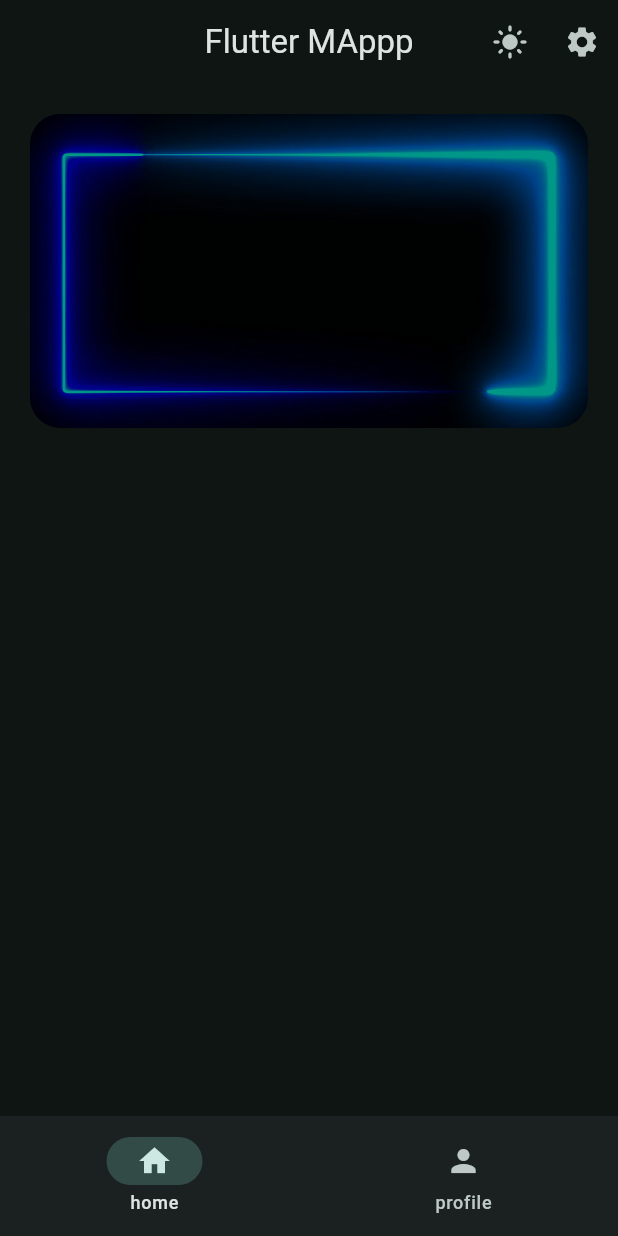
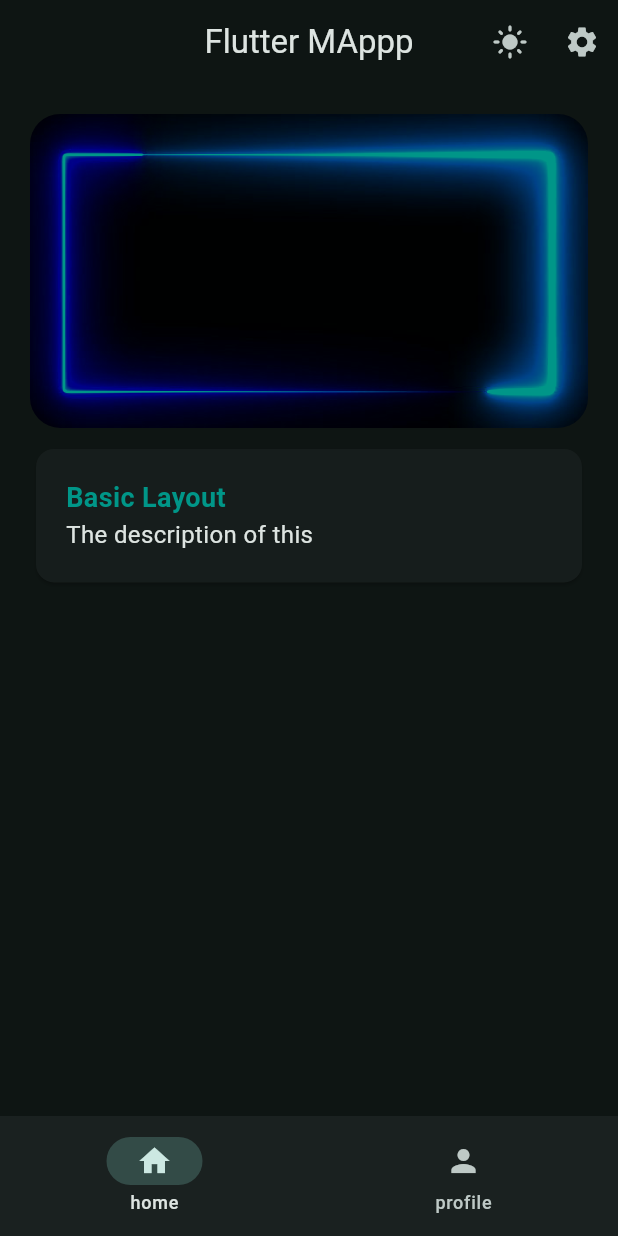
Before and after one commit to attreyabhatt/flutter_demo, a Flutter app: the WidgetTree screen opened directly, on a phone screen of 412 x 824 dp. Run offline on Flutter 3.47's test engine with Material 3 defaults, Android fonts, the phone set to English and light mode, and no system bars.

Commit message:
Cards and reusable constants

```diff
--- /dev/null
+++ b/lib/data/constants.dart
@@ -0,0 +1,10 @@
+import 'package:flutter/material.dart';
+
+class KTextStyle {
+  static const TextStyle titleTealText = TextStyle(
+    color: Colors.teal,
+    fontSize: 18.0,
+    fontWeight: FontWeight.bold,
+  );
+  static const TextStyle descriptionText = TextStyle(fontSize: 16.0);
+}
--- a/lib/views/pages/home_page.dart
+++ b/lib/views/pages/home_page.dart
@@ -1,4 +1,5 @@
 import 'package:flutter/material.dart';
+import 'package:flutter_demo/data/constants.dart';
 import 'package:flutter_demo/views/widgets/hero_widget.dart';
 
 class HomePage extends StatelessWidget {
@@ -8,7 +9,30 @@ class HomePage extends StatelessWidget {
   Widget build(BuildContext context) {
     return Padding(
       padding: const EdgeInsets.all(20.0),
-      child: Column(children: [HeroWidget()]),
+      child: Column(
+        children: [
+          HeroWidget(),
+          Container(
+            padding: EdgeInsets.symmetric(vertical: 10.0),
+            width: double.infinity,
+            child: Card(
+              child: Padding(
+                padding: const EdgeInsets.all(20.0),
+                child: Column(
+                  crossAxisAlignment: CrossAxisAlignment.start,
+                  children: [
+                    Text('Basic Layout', style: KTextStyle.titleTealText),
+                    Text(
+                      'The description of this',
+                      style: KTextStyle.descriptionText,
+                    ),
+                  ],
+                ),
+              ),
+            ),
+          ),
+        ],
+      ),
     );
   }
 }
--- a/lib/views/pages/settings_page.dart
+++ b/lib/views/pages/settings_page.dart
@@ -37,7 +37,6 @@ class _SettingsPageState extends State<SettingsPage> {
                 child: Text('Open Snackbar'),
               ),
               Divider(color: Colors.teal, thickness: 2.0, endIndent: 200.0),
-              Container(height: 100.0, child: VerticalDivider()),
               ElevatedButton(
                 onPressed: () {
                   showDialog(
```
